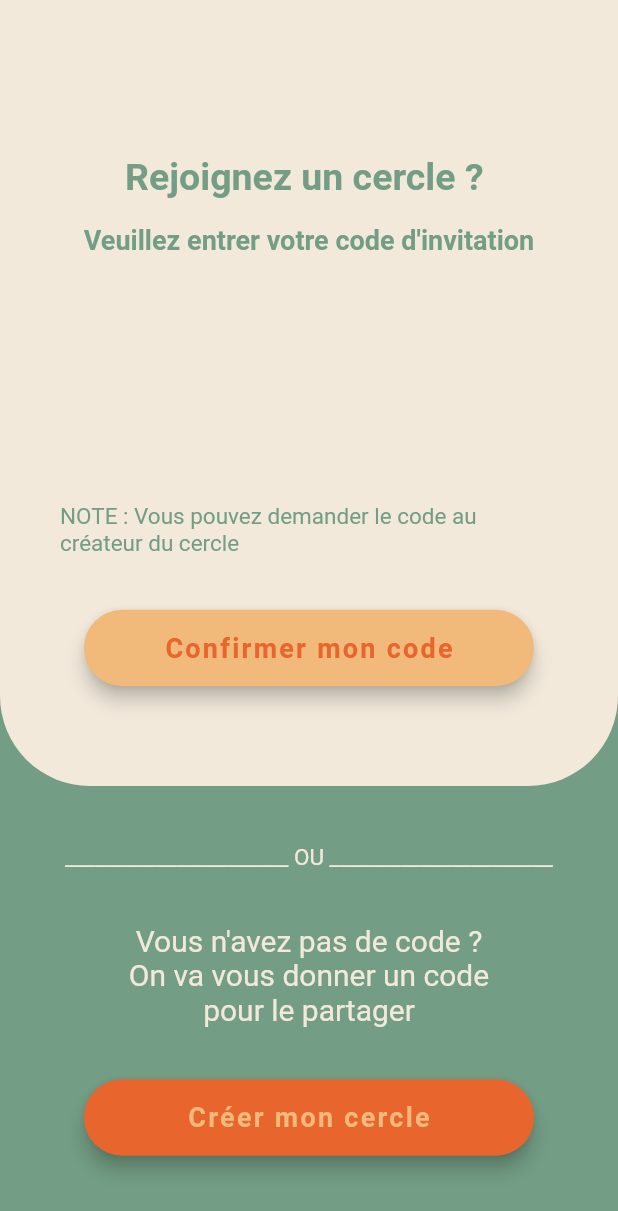
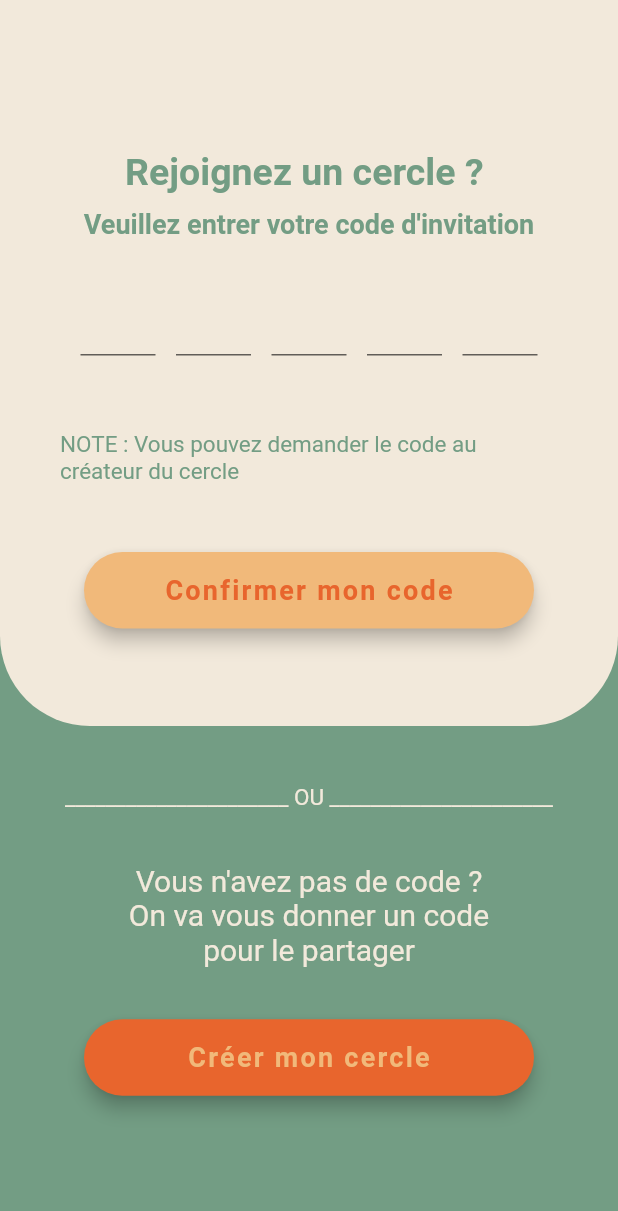
Before and after one commit to marwa7/fenetres_project, a Flutter app: the cercle screen opened directly, on a phone screen of 412 x 824 dp. Shown: the top 1211 px of the screen. Run offline on Flutter 3.47's test engine with Material 2 defaults, Android fonts, the phone set to English and light mode, and no system bars.

Commit message:
Add files via upload

```diff
--- a/lib/app_screens/cercle.dart
+++ b/lib/app_screens/cercle.dart
@@ -7,13 +7,25 @@ class cercle extends StatefulWidget {
 }
 
 class _CercleState extends State<cercle> {
+
+  List<String> currentPin = ["","","","",""] ;
+  TextEditingController pinOneController = TextEditingController() ;
+  TextEditingController pinTwoController = TextEditingController() ;
+  TextEditingController pinThreeController = TextEditingController() ;
+  TextEditingController pinFourController = TextEditingController() ;
+  TextEditingController pinFiveController = TextEditingController() ;
+
+  var outlineInputBorder = OutlineInputBorder(
+    borderRadius: BorderRadius.circular(10.0) ,
+    borderSide: BorderSide(color: Colors.transparent) ,
+  );
+
   @override
   Widget build(BuildContext context) {
     return Scaffold(
         backgroundColor: Color(0xff739D84),
         body: Column(children: <Widget>[
-          Expanded(
-              child: Container(
+          Container(
                 padding: EdgeInsets.symmetric(horizontal: 40.0, vertical: 40.0),
                 decoration: BoxDecoration(
                 color: Color(0xffF2E9DB),
@@ -29,7 +41,7 @@ class _CercleState extends State<cercle> {
                     mainAxisAlignment: MainAxisAlignment.center,
                     children: <Widget>[
                       SizedBox(
-                        height: 62.0,
+                        height: 60.0,
                       ),
                       Text(
                   "Rejoignez un cercle ? ",
@@ -40,7 +52,7 @@ class _CercleState extends State<cercle> {
                       ),
                   ),
                       SizedBox(
-                  height: 17.0,
+                        height: 10.0,
                       ),
                       Text("Veuillez entrer votre code d'invitation",
                         style: TextStyle(
@@ -50,7 +62,11 @@ class _CercleState extends State<cercle> {
                         ),
                       ),
                       SizedBox(
-                        height: 165.0,
+                        height: 20.0,
+                      ),
+                      buildPinRow(),
+                      SizedBox(
+                        height: 50.0,
                       ),
                       Text('NOTE : Vous pouvez demander le code au créateur du cercle',
                     style: TextStyle(
@@ -60,7 +76,7 @@ class _CercleState extends State<cercle> {
                   ),
                 ),
                       SizedBox(
-                        height: 10.0,
+                        height: 20.0,
                       ),
                       Column(
                         mainAxisAlignment: MainAxisAlignment.center,
@@ -89,7 +105,7 @@ class _CercleState extends State<cercle> {
                       )
               ],
             ),
-          )),
+          ),
                 SizedBox(
                     height: 300.0,
                     child: Column(
@@ -160,4 +176,70 @@ class _CercleState extends State<cercle> {
           )
         ]));
   }
+  buildPinRow(){
+    return Row(
+      mainAxisAlignment: MainAxisAlignment.spaceEvenly,
+      children: <Widget>[
+        PINNumber(
+          outlineInputBorder : outlineInputBorder ,
+          textEditingController : pinOneController ,
+        ),
+        PINNumber(
+          outlineInputBorder : outlineInputBorder ,
+          textEditingController : pinTwoController ,
+        ),
+        PINNumber(
+          outlineInputBorder : outlineInputBorder ,
+          textEditingController : pinThreeController ,
+        ),
+        PINNumber(
+          outlineInputBorder : outlineInputBorder ,
+          textEditingController : pinFourController ,
+        ),
+        PINNumber(
+          outlineInputBorder : outlineInputBorder ,
+          textEditingController : pinFiveController ,
+        ),
+      ],
+    );
+  }
 }
+
+class PINNumber extends StatelessWidget {
+  final OutlineInputBorder outlineInputBorder ;
+  final TextEditingController textEditingController ;
+  PINNumber({this.outlineInputBorder , this.textEditingController});
+
+  @override
+  Widget build(BuildContext context) {
+    return Container(
+      width: 50.0,
+      child: TextField(
+
+        controller: textEditingController,
+        enabled: true,
+        obscureText: false,
+        textAlign: TextAlign.center,
+        decoration: InputDecoration(
+          contentPadding: EdgeInsets.all(16.0),
+          filled: true ,
+          fillColor: Colors.transparent ,
+        ),
+        style: TextStyle(
+            fontWeight: FontWeight.bold ,
+            fontSize: 21.0 ,
+            color: Color(0xff739D84)
+        ),
+        cursorColor: Color(0xff739D84),
+        maxLines: 1,
+        onChanged: (text) {
+          if (text.length > 1) {
+            textEditingController.text = text.substring(text.length - 1);
+          }
+        },
+        keyboardType: TextInputType.number,
+        autofocus: false,
+      ),
+    );
+  }
+}
```
